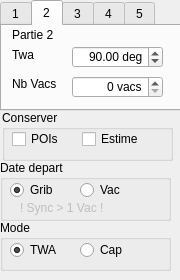
Above: src/Ui/twaline.ui from nohal/qtVlm before the change. Below: the same form after it.
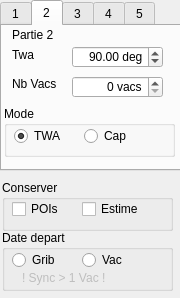
That is the form after the change. The open tabs and pages were chosen to show the change.

Commit message: Fix esteem and grib esteem false coast detection when crossing antimeridian Fix wrong "tirer un cap" when crossing antimeridian from west to east (POI & boat) Allow twa/heading mode different for each grib esteem leg Add grib wind color as background in TWS column in road book.

Patch:
```diff
--- a/src/Ui/twaline.ui
+++ b/src/Ui/twaline.ui
@@ -7,7 +7,7 @@
     <x>0</x>
     <y>0</y>
     <width>180</width>
-    <height>280</height>
+    <height>298</height>
    </rect>
   </property>
   <property name="minimumSize">
@@ -19,7 +19,7 @@
   <property name="maximumSize">
    <size>
     <width>180</width>
-    <height>280</height>
+    <height>500</height>
    </size>
   </property>
   <property name="baseSize">
@@ -37,7 +37,7 @@
      <x>0</x>
      <y>0</y>
      <width>181</width>
-     <height>111</height>
+     <height>171</height>
     </rect>
    </property>
    <property name="currentIndex">
@@ -142,6 +142,48 @@
       <string>Partie 1</string>
      </property>
     </widget>
+    <widget class="QGroupBox" name="groupBox_3">
+     <property name="geometry">
+      <rect>
+       <x>2</x>
+       <y>80</y>
+       <width>171</width>
+       <height>51</height>
+      </rect>
+     </property>
+     <property name="title">
+      <string>Mode</string>
+     </property>
+     <widget class="QRadioButton" name="TWA1">
+      <property name="geometry">
+       <rect>
+        <x>10</x>
+        <y>20</y>
+        <width>61</width>
+        <height>20</height>
+       </rect>
+      </property>
+      <property name="text">
+       <string>TWA</string>
+      </property>
+      <property name="checked">
+       <bool>true</bool>
+      </property>
+     </widget>
+     <widget class="QRadioButton" name="CAP1">
+      <property name="geometry">
+       <rect>
+        <x>80</x>
+        <y>20</y>
+        <width>81</width>
+        <height>20</height>
+       </rect>
+      </property>
+      <property name="text">
+       <string>Cap</string>
+      </property>
+     </widget>
+    </widget>
    </widget>
    <widget class="QWidget" name="tabWidgetPage2">
     <attribute name="title">
@@ -242,6 +284,48 @@
       <double>90.000000000000000</double>
      </property>
     </widget>
+    <widget class="QGroupBox" name="groupBox_4">
+     <property name="geometry">
+      <rect>
+       <x>2</x>
+       <y>80</y>
+       <width>171</width>
+       <height>51</height>
+      </rect>
+     </property>
+     <property name="title">
+      <string>Mode</string>
+     </property>
+     <widget class="QRadioButton" name="TWA2">
+      <property name="geometry">
+       <rect>
+        <x>10</x>
+        <y>20</y>
+        <width>61</width>
+        <height>20</height>
+       </rect>
+      </property>
+      <property name="text">
+       <string>TWA</string>
+      </property>
+      <property name="checked">
+       <bool>true</bool>
+      </property>
+     </widget>
+     <widget class="QRadioButton" name="CAP2">
+      <property name="geometry">
+       <rect>
+        <x>80</x>
+        <y>20</y>
+        <width>81</width>
+        <height>20</height>
+       </rect>
+      </property>
+      <property name="text">
+       <string>Cap</string>
+      </property>
+     </widget>
+    </widget>
    </widget>
    <widget class="QWidget" name="tabWidgetPage3">
     <attribute name="title">
@@ -548,7 +632,7 @@
    <property name="geometry">
     <rect>
      <x>2</x>
-     <y>110</y>
+     <y>180</y>
      <width>171</width>
      <height>51</height>
     </rect>
@@ -586,8 +670,8 @@
   <widget class="QGroupBox" name="groupBox_2">
    <property name="geometry">
     <rect>
-     <x>0</x>
-     <y>160</y>
+     <x>2</x>
+     <y>230</y>
      <width>171</width>
      <height>61</height>
     </rect>
@@ -611,7 +695,7 @@
      <string>Grib</string>
     </property>
     <property name="checked">
-     <bool>true</bool>
+     <bool>false</bool>
     </property>
    </widget>
    <widget class="QRadioButton" name="startVac">
@@ -650,52 +734,6 @@
     </property>
    </widget>
   </widget>
-  <widget class="QGroupBox" name="groupBox_3">
-   <property name="geometry">
-    <rect>
-     <x>0</x>
-     <y>220</y>
-     <width>171</width>
-     <height>51</height>
-    </rect>
-   </property>
-   <property name="title">
-    <string>Mode</string>
-   </property>
-   <widget class="QRadioButton" name="TWA">
-    <property name="geometry">
-     <rect>
-      <x>10</x>
-      <y>20</y>
-      <width>61</width>
-      <height>20</height>
-     </rect>
-    </property>
-    <property name="text">
-     <string>TWA</string>
-    </property>
-    <property name="checked">
-     <bool>true</bool>
-    </property>
-   </widget>
-   <widget class="QRadioButton" name="CAP">
-    <property name="geometry">
-     <rect>
-      <x>80</x>
-      <y>20</y>
-      <width>81</width>
-      <height>20</height>
-     </rect>
-    </property>
-    <property name="text">
-     <string>Cap</string>
-    </property>
-   </widget>
-   <zorder>TWA</zorder>
-   <zorder>CAP</zorder>
-   <zorder>startVac</zorder>
-   <zorder>checkBox_2</zorder>
-  </widget>
  </widget>
  <tabstops>
   <tabstop>doubleSpinBox</tabstop>
```
Left out of the diff: 126 changed lines with no effect on the pictures. The commit also changes 11 other files.
